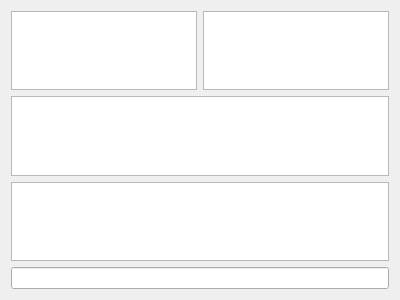
First picture: the form in gamelayout.ui, repository rrfvtgb/Card, before the edit.
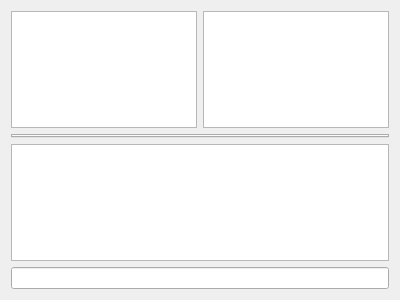
Second picture: the form after the edit.

Commit message: + Card Widget (Which will contain all card)

```diff
--- a/gamelayout.ui
+++ b/gamelayout.ui
@@ -25,7 +25,14 @@
     </layout>
    </item>
    <item>
-    <widget class="QListView" name="cardDisplay"/>
+    <widget class="QTabWidget" name="cardTab">
+     <property name="enabled">
+      <bool>true</bool>
+     </property>
+     <property name="currentIndex">
+      <number>-1</number>
+     </property>
+    </widget>
    </item>
    <item>
     <widget class="QListView" name="chat"/>
```
The commit also changes 5 other files.
